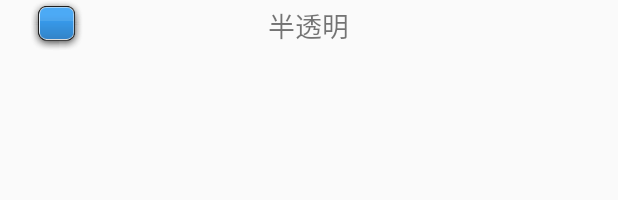
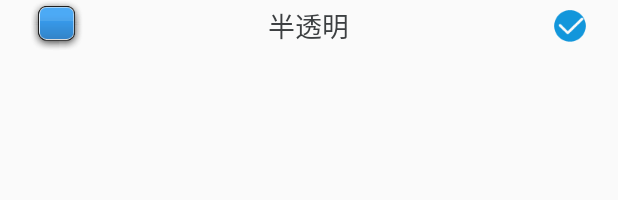
Before and after one commit to liuxingjiyu/MobileSafe, an Android app: the layout item_setting_address_dialog.xml on its own in the app's theme, with its tools: preview values and no code run, on a phone screen of 412 x 824 dp. Shown: the top 200 px of the screen. Run offline under Robolectric (Android 15) with nearby library versions, the phone set to English and light mode, and no system bars.

Commit message:
归属地格式设置

```diff
--- a/app/src/main/res/layout/item_setting_address_dialog.xml
+++ b/app/src/main/res/layout/item_setting_address_dialog.xml
@@ -18,6 +18,7 @@
         android:layout_height="wrap_content"
         android:layout_centerInParent="true"
         android:text="半透明"
+        android:textColor="#3C3F41"
         android:textSize="18sp"/>
 
     <ImageView
@@ -25,8 +26,10 @@
         android:layout_width="wrap_content"
         android:layout_height="wrap_content"
         android:layout_marginRight="20dp"
+        android:layout_marginTop="5dp"
+        android:layout_marginBottom="5dp"
         android:layout_alignParentRight="true"
         android:layout_centerVertical="true"
-        android:layout_margin="10dp" />
+        android:src="@drawable/tick"/>
 
 </RelativeLayout>
```
